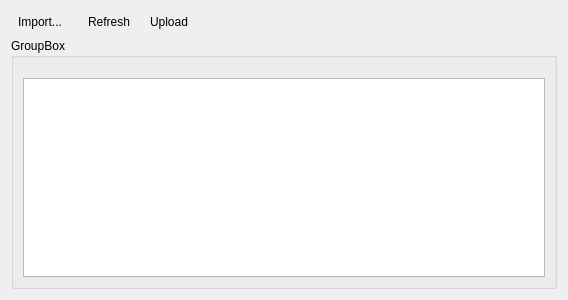
Qt form src/chatbot/front-end/cluewidget.ui (lvklabs/chatbot) before a commit.
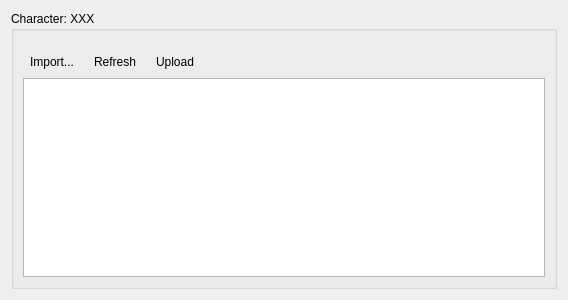
The same form after that commit. Icons and pictures are not drawn. Custom widgets are drawn as their Qt base class.

Commit message: Minor changes in the layout of ClueWidget and ScriptCoverageWidget

```diff
--- a/src/chatbot/front-end/cluewidget.ui
+++ b/src/chatbot/front-end/cluewidget.ui
@@ -16,22 +16,21 @@
   <layout class="QGridLayout" name="gridLayout_2">
    <item row="1" column="1">
     <layout class="QGridLayout" name="gridLayout">
-     <item row="2" column="0" colspan="5">
+     <item row="0" column="0" colspan="2">
       <widget class="QGroupBox" name="charaterBox">
        <property name="title">
-        <string>GroupBox</string>
+        <string>Character: XXX</string>
        </property>
        <layout class="QGridLayout" name="gridLayout_4">
         <property name="topMargin">
          <number>20</number>
         </property>
-        <item row="0" column="0">
-         <widget class="Lvk::FE::ScriptCoverageWidget" name="scripts"/>
-        </item>
-       </layout>
-      </widget>
-     </item>
      <item row="1" column="0">
+         <widget class="Lvk::FE::ScriptCoverageWidget" name="scripts"/>
+        </item>
+        <item row="0" column="0">
+         <layout class="QHBoxLayout" name="horizontalLayout">
+          <item>
       <widget class="QToolButton" name="importButton">
        <property name="text">
         <string>Import...</string>
@@ -40,23 +39,12 @@
         <iconset resource="../res/chatbot_theme.qrc">
          <normaloff>:/icons/open_chatbot.png</normaloff>:/icons/open_chatbot.png</iconset>
        </property>
-       <property name="toolButtonStyle">
-        <enum>Qt::ToolButtonTextBesideIcon</enum>
-       </property>
-       <property name="autoRaise">
-        <bool>true</bool>
-       </property>
-      </widget>
-     </item>
-     <item row="1" column="3">
-      <widget class="QToolButton" name="uploadButton">
-       <property name="text">
-        <string>Upload</string>
-       </property>
-       <property name="icon">
-        <iconset resource="../res/chatbot_theme.qrc">
-         <normaloff>:/icons/upload.png</normaloff>:/icons/upload.png</iconset>
-       </property>
+            <property name="iconSize">
+             <size>
+              <width>24</width>
+              <height>24</height>
+             </size>
+            </property>
        <property name="toolButtonStyle">
         <enum>Qt::ToolButtonTextBesideIcon</enum>
        </property>
@@ -65,7 +53,7 @@
        </property>
       </widget>
      </item>
-     <item row="1" column="2">
+          <item>
       <widget class="QToolButton" name="refreshButton">
        <property name="text">
         <string>Refresh</string>
@@ -74,6 +62,12 @@
         <iconset resource="../res/chatbot_theme.qrc">
          <normaloff>:/icons/refresh.png</normaloff>:/icons/refresh.png</iconset>
        </property>
+            <property name="iconSize">
+             <size>
+              <width>24</width>
+              <height>24</height>
+             </size>
+            </property>
        <property name="toolButtonStyle">
         <enum>Qt::ToolButtonTextBesideIcon</enum>
        </property>
@@ -82,7 +76,30 @@
        </property>
       </widget>
      </item>
-     <item row="1" column="4">
+          <item>
+           <widget class="QToolButton" name="uploadButton">
+            <property name="text">
+             <string>Upload</string>
+            </property>
+            <property name="icon">
+             <iconset resource="../res/chatbot_theme.qrc">
+              <normaloff>:/icons/upload.png</normaloff>:/icons/upload.png</iconset>
+            </property>
+            <property name="iconSize">
+             <size>
+              <width>24</width>
+              <height>24</height>
+             </size>
+            </property>
+            <property name="toolButtonStyle">
+             <enum>Qt::ToolButtonTextBesideIcon</enum>
+            </property>
+            <property name="autoRaise">
+             <bool>true</bool>
+            </property>
+           </widget>
+          </item>
+          <item>
       <spacer name="horizontalSpacer">
        <property name="orientation">
         <enum>Qt::Horizontal</enum>
@@ -94,6 +111,11 @@
         </size>
        </property>
       </spacer>
+          </item>
+         </layout>
+        </item>
+       </layout>
+      </widget>
      </item>
     </layout>
    </item>
```
Lines whose indentation alone changed are shown as unchanged. The commit also changes 1 other file.
